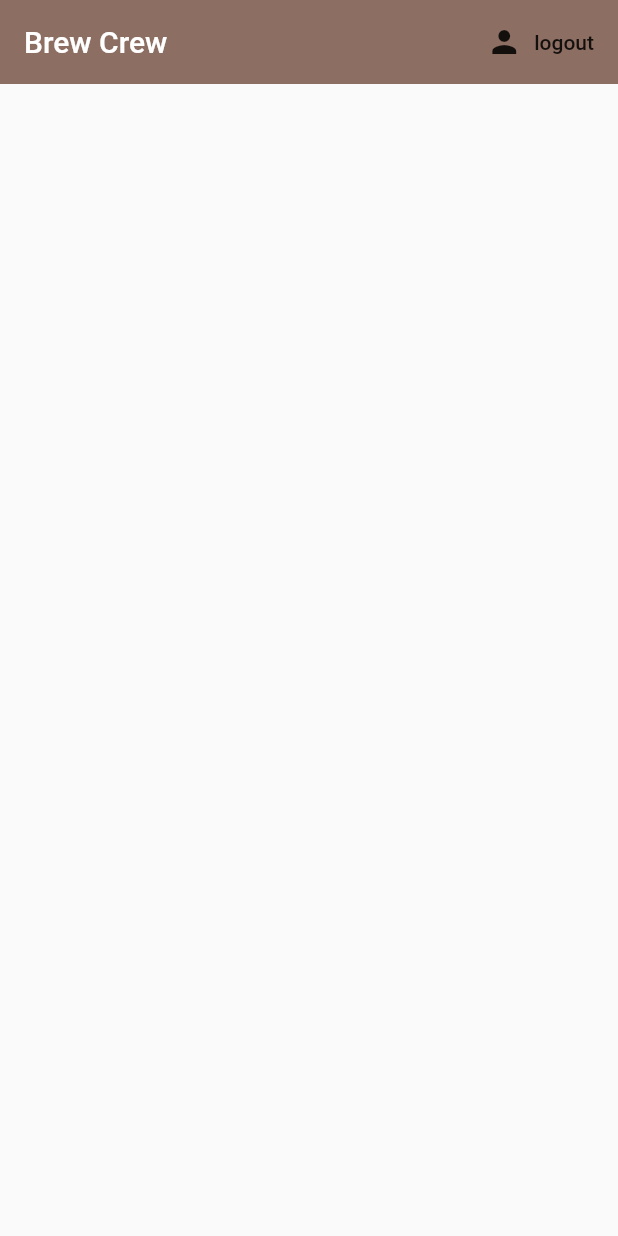
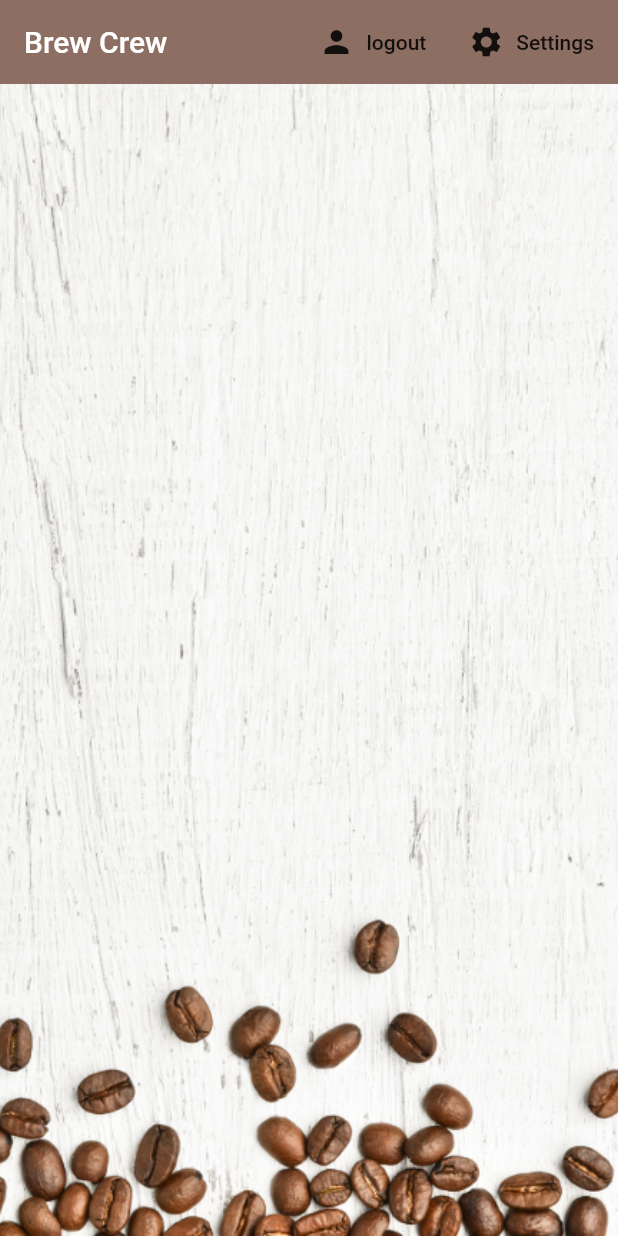
Before and after one commit to theindianappguy/flutter_firebase_app_example, a Flutter app: the screen it shows once a user with an empty profile is signed in, on a phone screen of 412 x 824 dp. Run offline on Flutter 3.47's test engine with Material 2 defaults, Android fonts, the phone set to English and light mode, and no system bars; our stand-ins replace cloud_firestore, firebase_auth, flutter_spinkit; accounts and stored records are empty; network calls fail.

Commit message:
Course Completed

```diff
--- /dev/null
+++ b/lib/models/brew.dart
@@ -0,0 +1,9 @@
+class Brew{
+
+  final String name;
+  final String sugars;
+  final int strenght;
+
+  Brew({this.name, this.sugars, this.strenght});
+
+}
--- a/lib/models/user.dart
+++ b/lib/models/user.dart
@@ -4,3 +4,14 @@ class User {
   User({ this.uid});
 
 }
+
+class UserData{
+
+  final String uid;
+  final String name;
+  final String sugars;
+  final int strenght;
+
+  UserData({this.uid,this.name,this.sugars,this.strenght});
+
+}
--- a/lib/screens/authenticate/signin.dart
+++ b/lib/screens/authenticate/signin.dart
@@ -28,6 +28,7 @@ class _SignInState extends State<SignIn> {
   @override
   Widget build(BuildContext context) {
     return loading ? Loading() : Scaffold(
+      resizeToAvoidBottomPadding: false,
       backgroundColor: Colors.brown[100],
       appBar: AppBar(
         backgroundColor: Colors.brown[400],
@@ -91,9 +92,7 @@ class _SignInState extends State<SignIn> {
                         if(result == null){
                           setState(() {
                             error = "please supply a valid email";
-                            setState(() {
-                              loading = false;
-                            });
+                            loading = false;
                           });
                         }
                       }
--- /dev/null
+++ b/lib/screens/home/brew_list.dart
@@ -0,0 +1,27 @@
+import 'package:flutter/material.dart';
+import 'package:cloud_firestore/cloud_firestore.dart';
+import 'package:flutter_firebase_app_example/models/brew.dart';
+import 'package:flutter_firebase_app_example/screens/home/brew_tile.dart';
+import 'package:provider/provider.dart';
+
+
+class BrewList extends StatefulWidget {
+  @override
+  _BrewListState createState() => _BrewListState();
+}
+
+class _BrewListState extends State<BrewList> {
+  @override
+  Widget build(BuildContext context) {
+
+    final brews = Provider.of<List<Brew>>(context) ?? [];
+
+
+    return ListView.builder(
+      itemCount: brews.length,
+      itemBuilder: (context, index){
+        return BrewTile(brew: brews[index]);
+      },
+    );
+  }
+}
--- a/lib/screens/home/home.dart
+++ b/lib/screens/home/home.dart
@@ -1,13 +1,31 @@
+import 'package:cloud_firestore/cloud_firestore.dart';
 import 'package:flutter/material.dart';
+import 'package:flutter_firebase_app_example/models/brew.dart';
+import 'package:flutter_firebase_app_example/screens/home/settings_form.dart';
 import 'package:flutter_firebase_app_example/services/auth.dart';
+import 'package:flutter_firebase_app_example/services/database.dart';
+import 'package:provider/provider.dart';
+
+import 'brew_list.dart';
 
 class Home extends StatelessWidget {
-
   final AuthService _authService = AuthService();
 
   @override
   Widget build(BuildContext context) {
-    return Scaffold(
+
+    void _showSettingsPanel(){
+      showModalBottomSheet(context: context, builder: (context){
+        return Container(
+          padding: EdgeInsets.symmetric(vertical: 20.0, horizontal: 60.0),
+          child:SettingsForm(),
+        );
+      });
+    }
+
+    return StreamProvider<List<Brew>>.value(
+      value: DatabaseService().brews,
+      child: Scaffold(
         backgroundColor: Colors.brown[60],
         appBar: AppBar(
           title: Text('Brew Crew'),
@@ -17,12 +35,28 @@ class Home extends StatelessWidget {
             FlatButton.icon(
               icon: Icon(Icons.person),
               label: Text('logout'),
-            onPressed: () async{
+              onPressed: () async {
                 await _authService.signOut();
+              },
+            ),
+            FlatButton.icon(
+              icon: Icon(Icons.settings),
+              label: Text('Settings'),
+              onPressed: (){
+                _showSettingsPanel();
               },
             )
           ],
         ),
+        body: Container(
+          decoration: BoxDecoration(
+            image: DecorationImage(
+              image: AssetImage('assets/coffee_bg.png'),
+              fit: BoxFit.cover,
+            ),
+          ),
+            child: BrewList()),
+      ),
     );
   }
 }
--- a/pubspec.yaml
+++ b/pubspec.yaml
@@ -45,8 +45,8 @@ flutter:
   uses-material-design: true
 
   # To add assets to your application, add an assets section, like this:
-  # assets:
-  #  - images/a_dot_burr.jpeg
+  assets:
+   - assets/
   #  - images/a_dot_ham.jpeg
 
   # An image asset can refer to one or more resolution-specific "variants", see
```
Also changed, not shown: lib/screens/home/brew_tile.dart (added, +27 -0 lines), lib/screens/home/settings_form.dart (added, +101 -0 lines), lib/services/database.dart (+39 -8 lines), assets/coffee_bg.png (added), assets/coffee_icon.png (added). Lines whose indentation alone changed are shown as unchanged.
